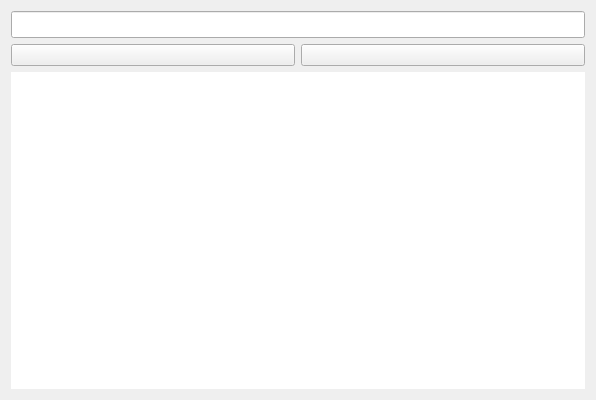
Above: FileManager.ui from nekotyan2d/FileManager before the change. Below: the same form after it.
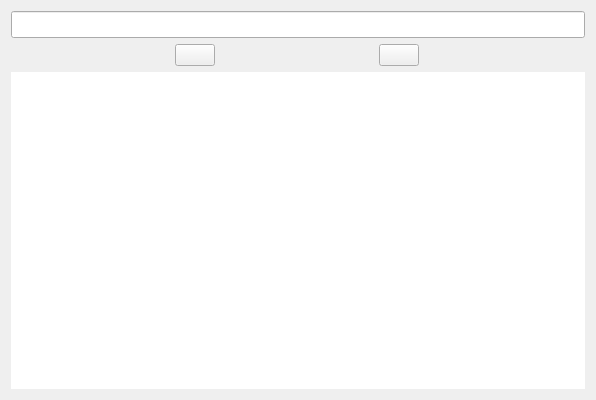
That is the form after the change. Icons and pictures are not drawn.

```diff
--- a/FileManager.ui
+++ b/FileManager.ui
@@ -14,7 +14,7 @@
    <string>FileManager</string>
   </property>
   <widget class="QWidget" name="centralWidget">
-   <layout class="QVBoxLayout" name="verticalLayout" stretch="0,0,1">
+   <layout class="QVBoxLayout" name="verticalLayout" stretch="0,0,0">
     <item>
      <widget class="QLineEdit" name="pathLineEdit">
       <property name="font">
@@ -25,11 +25,17 @@
      </widget>
     </item>
     <item>
-     <layout class="QHBoxLayout" name="horizontalLayout">
+     <layout class="QHBoxLayout" name="horizontalLayout" stretch="0,0">
+      <property name="spacing">
+       <number>0</number>
+      </property>
+      <property name="sizeConstraint">
+       <enum>QLayout::SizeConstraint::SetMinimumSize</enum>
+      </property>
       <item>
        <widget class="QPushButton" name="deleteButton">
         <property name="sizePolicy">
-         <sizepolicy hsizetype="MinimumExpanding" vsizetype="Fixed">
+         <sizepolicy hsizetype="Fixed" vsizetype="Fixed">
           <horstretch>0</horstretch>
           <verstretch>0</verstretch>
          </sizepolicy>
@@ -45,7 +51,7 @@
       <item>
        <widget class="QPushButton" name="copyButton">
         <property name="sizePolicy">
-         <sizepolicy hsizetype="MinimumExpanding" vsizetype="Fixed">
+         <sizepolicy hsizetype="Fixed" vsizetype="Fixed">
           <horstretch>0</horstretch>
           <verstretch>0</verstretch>
          </sizepolicy>
```
Left out of the diff: 2 changed lines with no effect on the pictures.
